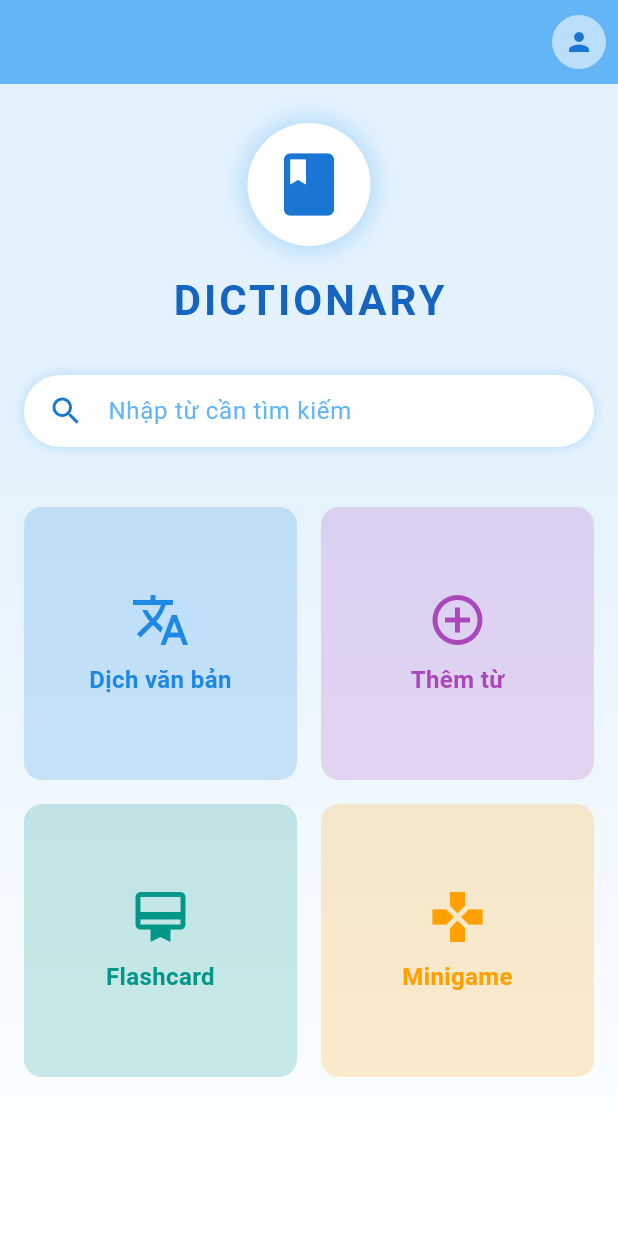
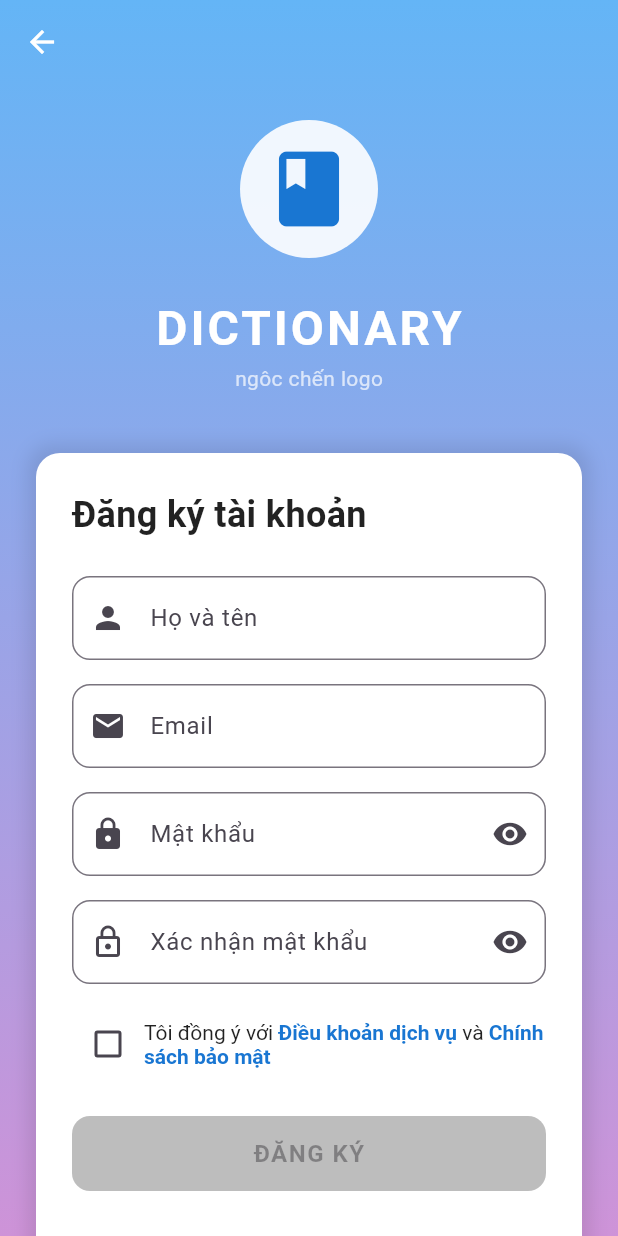
Before and after one commit to Cuong190105/SE_Project, a Flutter app: the screen it shows after launch, on a phone screen of 412 x 824 dp. Run offline on Flutter 3.47's test engine with Material 3 defaults, Android fonts, the phone set to English and light mode, and no system bars.

Commit message:
register

```diff
--- /dev/null
+++ b/lib/authentic/register_screen.dart
@@ -0,0 +1,373 @@
+import 'package:flutter/material.dart';
+
+class RegisterScreen extends StatefulWidget {
+  const RegisterScreen({super.key});
+
+  @override
+  State<RegisterScreen> createState() => _RegisterScreenState();
+}
+
+class _RegisterScreenState extends State<RegisterScreen> {
+  final _formKey = GlobalKey<FormState>();
+  final _nameController = TextEditingController();
+  final _emailController = TextEditingController();
+  final _passwordController = TextEditingController();
+  final _confirmPasswordController = TextEditingController();
+  bool _obscurePassword = true;
+  bool _obscureConfirmPassword = true;
+  bool _agreeToTerms = false;
+
+  @override
+  void dispose() {
+    _nameController.dispose();
+    _emailController.dispose();
+    _passwordController.dispose();
+    _confirmPasswordController.dispose();
+    super.dispose();
+  }
+
+  @override
+  Widget build(BuildContext context) {
+    return Scaffold(
+      appBar: AppBar(
+        backgroundColor: Colors.transparent,
+        elevation: 0,
+        leading: IconButton(
+          icon: const Icon(Icons.arrow_back, color: Colors.white),
+          onPressed: () => Navigator.pop(context),
+        ),
+      ),
+      extendBodyBehindAppBar: true,
+      body: Container(
+        decoration: BoxDecoration(
+          gradient: LinearGradient(
+            begin: Alignment.topCenter,
+            end: Alignment.bottomCenter,
+            colors: [Colors.blue.shade300, Colors.purple.shade200],
+          ),
+        ),
+        child: SafeArea(
+          child: Center(
+            child: SingleChildScrollView(
+              padding: const EdgeInsets.all(24.0),
+              child: Column(
+                mainAxisAlignment: MainAxisAlignment.center,
+                children: [
+                  // Logo and app name
+                  Container(
+                    padding: const EdgeInsets.all(16),
+                    decoration: BoxDecoration(
+                      color: Colors.white.withOpacity(0.9),
+                      shape: BoxShape.circle,
+                    ),
+                    child: Icon(
+                      Icons.book,
+                      size: 60,
+                      color: Colors.blue.shade700,
+                    ),
+                  ),
+                  const SizedBox(height: 24),
+                  const Text(
+                    'DICTIONARY',
+                    style: TextStyle(
+                      fontSize: 32,
+                      fontWeight: FontWeight.bold,
+                      color: Colors.white,
+                      letterSpacing: 2,
+                    ),
+                  ),
+                  const Text(
+                    'ngôc chến logo',
+                    style: TextStyle(fontSize: 14, color: Colors.white70),
+                  ),
+                  const SizedBox(height: 40),
+
+                  // Registration form
+                  Container(
+                    padding: const EdgeInsets.all(24),
+                    decoration: BoxDecoration(
+                      color: Colors.white,
+                      borderRadius: BorderRadius.circular(16),
+                      boxShadow: [
+                        BoxShadow(
+                          color: Colors.black.withOpacity(0.1),
+                          blurRadius: 10,
+                          spreadRadius: 5,
+                        ),
+                      ],
+                    ),
+                    child: Form(
+                      key: _formKey,
+                      child: Column(
+                        crossAxisAlignment: CrossAxisAlignment.start,
+                        children: [
+                          const Text(
+                            'Đăng ký tài khoản',
+                            style: TextStyle(
+                              fontSize: 24,
+                              fontWeight: FontWeight.bold,
+                              color: Colors.black87,
+                            ),
+                          ),
+                          const SizedBox(height: 24),
+
+                          // Name field
+                          TextFormField(
+                            controller: _nameController,
+                            decoration: InputDecoration(
+                              labelText: 'Họ và tên',
+                              hintText: 'Nhập họ và tên của bạn',
+                              prefixIcon: const Icon(Icons.person),
+                              border: OutlineInputBorder(
+                                borderRadius: BorderRadius.circular(12),
+                              ),
+                              focusedBorder: OutlineInputBorder(
+                                borderRadius: BorderRadius.circular(12),
+                                borderSide: BorderSide(
+                                  color: Colors.blue.shade700,
+                                  width: 2,
+                                ),
+                              ),
+                            ),
+                            validator: (value) {
+                              if (value == null || value.isEmpty) {
+                                return 'Vui lòng nhập họ và tên';
+                              }
+                              return null;
+                            },
+                          ),
+                          const SizedBox(height: 16),
+
+                          // Email field
+                          TextFormField(
+                            controller: _emailController,
+                            keyboardType: TextInputType.emailAddress,
+                            decoration: InputDecoration(
+                              labelText: 'Email',
+                              hintText: 'Nhập email của bạn',
+                              prefixIcon: const Icon(Icons.email),
+                              border: OutlineInputBorder(
+                                borderRadius: BorderRadius.circular(12),
+                              ),
+                              focusedBorder: OutlineInputBorder(
+                                borderRadius: BorderRadius.circular(12),
+                                borderSide: BorderSide(
+                                  color: Colors.blue.shade700,
+                                  width: 2,
+                                ),
+                              ),
+                            ),
+                            validator: (value) {
+                              if (value == null || value.isEmpty) {
+                                return 'Vui lòng nhập email';
+                              }
+                              if (!RegExp(
+                                r'^[\w-\.]+@([\w-]+\.)+[\w-]{2,4}$',
+                              ).hasMatch(value)) {
+                                return 'Email không hợp lệ';
+                              }
+                              return null;
+                            },
+                          ),
+                          const SizedBox(height: 16),
+
+                          // Password field
+                          TextFormField(
+                            controller: _passwordController,
+                            obscureText: _obscurePassword,
+                            decoration: InputDecoration(
+                              labelText: 'Mật khẩu',
+                              hintText: 'Nhập mật khẩu của bạn',
+                              prefixIcon: const Icon(Icons.lock),
+                              suffixIcon: IconButton(
+                                icon: Icon(
+                                  _obscurePassword
+                                      ? Icons.visibility
+                                      : Icons.visibility_off,
+                                ),
+                                onPressed: () {
+                                  setState(() {
+                                    _obscurePassword = !_obscurePassword;
+                                  });
+                                },
+                              ),
+                              border: OutlineInputBorder(
+                                borderRadius: BorderRadius.circular(12),
+                              ),
+                              focusedBorder: OutlineInputBorder(
+                                borderRadius: BorderRadius.circular(12),
+                                borderSide: BorderSide(
+                                  color: Colors.blue.shade700,
+                                  width: 2,
+                                ),
+                              ),
+                            ),
+                            validator: (value) {
+                              if (value == null || value.isEmpty) {
+                                return 'Vui lòng nhập mật khẩu';
+                              }
+                              if (value.length < 6) {
+                                return 'Mật khẩu phải có ít nhất 6 ký tự';
+                              }
+                              return null;
+                            },
+                          ),
+                          const SizedBox(height: 16),
+
+                          // Confirm password field
+                          TextFormField(
+                            controller: _confirmPasswordController,
+                            obscureText: _obscureConfirmPassword,
+                            decoration: InputDecoration(
+                              labelText: 'Xác nhận mật khẩu',
+                              hintText: 'Nhập lại mật khẩu của bạn',
+                              prefixIcon: const Icon(Icons.lock_outline),
+                              suffixIcon: IconButton(
+                                icon: Icon(
+                                  _obscureConfirmPassword
+                                      ? Icons.visibility
+                                      : Icons.visibility_off,
+                                ),
+                                onPressed: () {
+                                  setState(() {
+                                    _obscureConfirmPassword =
+                                        !_obscureConfirmPassword;
+                                  });
+                                },
+                              ),
+                              border: OutlineInputBorder(
+                                borderRadius: BorderRadius.circular(12),
+                              ),
+                              focusedBorder: OutlineInputBorder(
+                                borderRadius: BorderRadius.circular(12),
+                                borderSide: BorderSide(
+                                  color: Colors.blue.shade700,
+                                  width: 2,
+                                ),
+                              ),
+                            ),
+                            validator: (value) {
+                              if (value == null || value.isEmpty) {
+                                return 'Vui lòng xác nhận mật khẩu';
+                              }
+                              if (value != _passwordController.text) {
+                                return 'Mật khẩu không khớp';
+                              }
+                              return null;
+                            },
+                          ),
+                          const SizedBox(height: 16),
+
+                          // Terms and conditions
+                          Row(
+                            children: [
+                              Checkbox(
+                                value: _agreeToTerms,
+                                activeColor: Colors.blue.shade700,
+                                onChanged: (value) {
+                                  setState(() {
+                                    _agreeToTerms = value ?? false;
+                                  });
+                                },
+                              ),
+                              Expanded(
+                                child: RichText(
+                                  text: TextSpan(
+                                    text: 'Tôi đồng ý với ',
+                                    style: const TextStyle(
+                                      color: Colors.black87,
+                                    ),
+                                    children: [
+                                      TextSpan(
+                                        text: 'Điều khoản dịch vụ',
+                                        style: TextStyle(
+                                          color: Colors.blue.shade700,
+                                          fontWeight: FontWeight.bold,
+                                        ),
+                                      ),
+                                      const TextSpan(text: ' và '),
+                                      TextSpan(
+                                        text: 'Chính sách bảo mật',
+                                        style: TextStyle(
+                                          color: Colors.blue.shade700,
+                                          fontWeight: FontWeight.bold,
+                                        ),
+                                      ),
+                                    ],
+                                  ),
+                                ),
+                              ),
+                            ],
+                          ),
+                          const SizedBox(height: 24),
+
+                          // Register button
+                          SizedBox(
+                            width: double.infinity,
+                            height: 50,
+                            child: ElevatedButton(
+                              onPressed:
+                                  _agreeToTerms
+                                      ? () {
+                                        if (_formKey.currentState!.validate()) {
+                                          // Simulate registration
+                                          Navigator.pushReplacementNamed(
+                                            context,
+                                            '/home',
+                                          );
+                                        }
+                                      }
+                                      : null,
+                              style: ElevatedButton.styleFrom(
+                                backgroundColor: Colors.blue.shade700,
+                                foregroundColor: Colors.white,
+                                shape: RoundedRectangleBorder(
+                                  borderRadius: BorderRadius.circular(12),
+                                ),
+                                elevation: 5,
+                                disabledBackgroundColor: Colors.grey.shade400,
+                              ),
+                              child: const Text(
+                                'ĐĂNG KÝ',
+                                style: TextStyle(
+                                  fontSize: 16,
+                                  fontWeight: FontWeight.bold,
+                                  letterSpacing: 1,
+                                ),
+                              ),
+                            ),
+                          ),
+                          const SizedBox(height: 16),
+
+                          // Login link
+                          Row(
+                            mainAxisAlignment: MainAxisAlignment.center,
+                            children: [
+                              const Text('Đã có tài khoản?'),
+                              TextButton(
+                                onPressed: () {
+                                  Navigator.pop(context);
+                                },
+                                child: Text(
+                                  'Đăng nhập',
+                                  style: TextStyle(
+                                    color: Colors.blue.shade700,
+                                    fontWeight: FontWeight.bold,
+                                  ),
+                                ),
+                              ),
+                            ],
+                          ),
+                        ],
+                      ),
+                    ),
+                  ),
+                ],
+              ),
+            ),
+          ),
+        ),
+      ),
+    );
+  }
+}
--- a/lib/main.dart
+++ b/lib/main.dart
@@ -1,5 +1,6 @@
 import 'package:flutter/material.dart';
 import 'screens/home.dart'; // Import màn hình Home từ thư mục screens
+import 'authentic/register_screen.dart';
 
 void main() {
   runApp(const MainApp());
@@ -12,7 +13,7 @@ class MainApp extends StatelessWidget {
   Widget build(BuildContext context) {
     return const MaterialApp(
       debugShowCheckedModeBanner: false,
-      home: HomeScreen(), // Chạy màn hình chính
+      home: RegisterScreen(), // Chạy màn hình chính
     );
   }
 }
```
